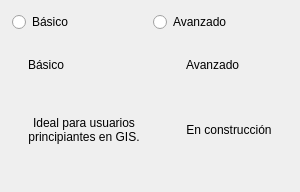
The window that src/frontend/ui/wizard_02_mode.ui (Cristian-Blanco/Geo-Time-Lapse) describes before a commit, drawn with Qt 5.
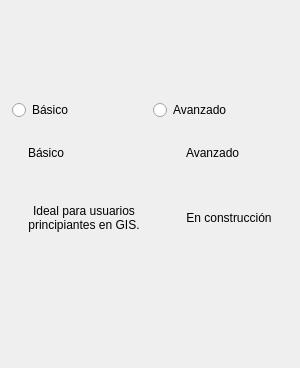
The same window after the commit.

```diff
--- a/src/frontend/ui/wizard_02_mode.ui
+++ b/src/frontend/ui/wizard_02_mode.ui
@@ -3,9 +3,9 @@
  <widget class="QWidget" name="WizardMode">
   <layout class="QVBoxLayout" name="pageLayout">
    <property name="leftMargin"><number>12</number></property>
-   <property name="topMargin"><number>12</number></property>
+   <property name="topMargin"><number>100</number></property>
    <property name="rightMargin"><number>12</number></property>
-   <property name="bottomMargin"><number>12</number></property>
+   <property name="bottomMargin"><number>100</number></property>
    <property name="spacing"><number>10</number></property>
 
      <!-- Hidden radios (compat / state) -->
```
